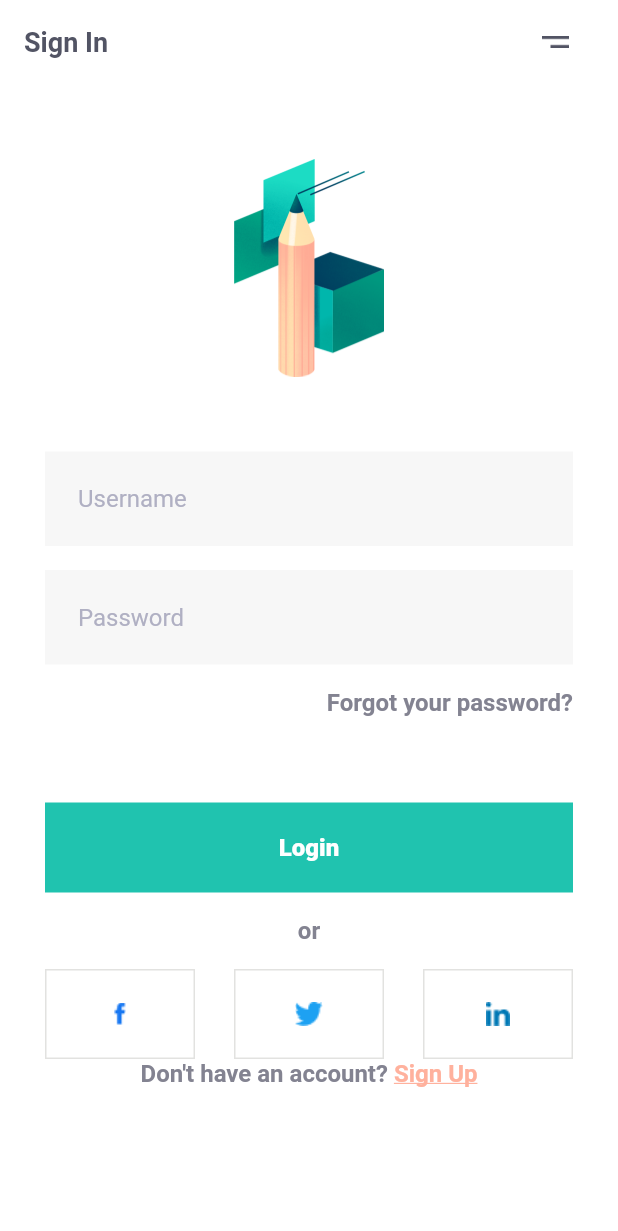
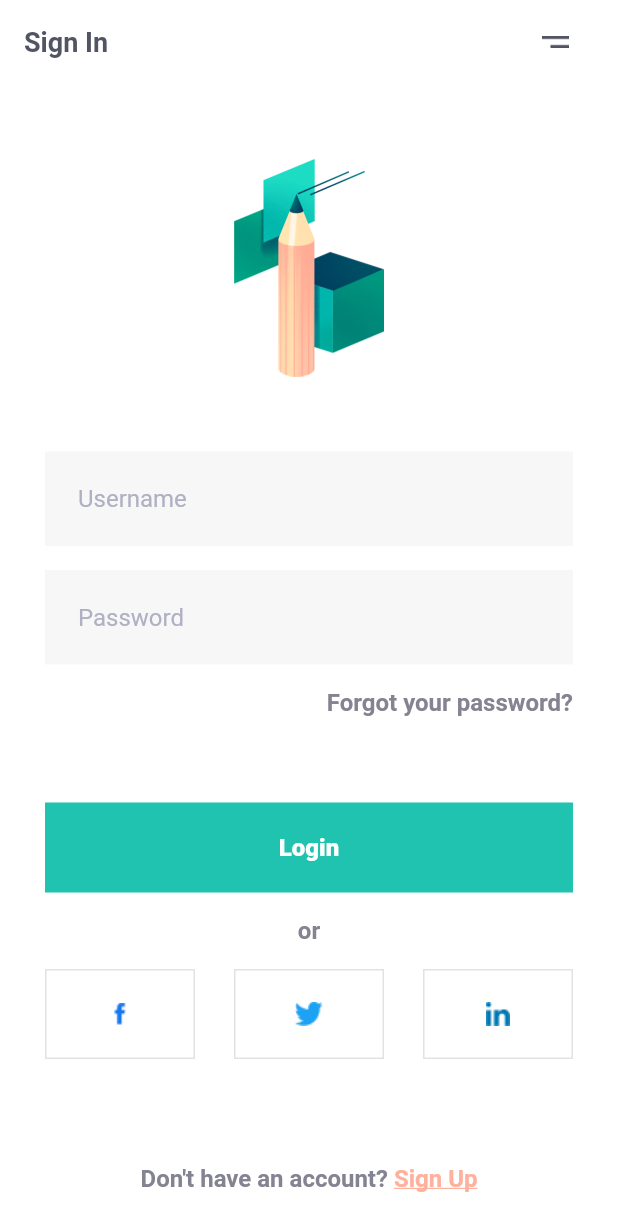
Before and after one commit to vitaliysolomatin/flutter_auth_app, a Flutter app: the screen it shows after launch, on a phone screen of 412 x 824 dp. Shown: the top 1231 px of the screen. Run offline on Flutter 3.47's test engine with Material 2 defaults, Android fonts, the phone set to English and light mode, and no system bars.

Commit message:
refactored sign in screen

```diff
--- a/lib/assets/theme.dart
+++ b/lib/assets/theme.dart
@@ -6,6 +6,9 @@ generateTheme() => ThemeData(
       fontFamily: 'Roboto',
       primarySwatch: AuthAppColors.white,
       appBarTheme: AppBarTheme(
+        iconTheme: IconThemeData(
+          color: AuthAppColors.primaryGrey,
+        ),
         elevation: 0,
         textTheme: TextTheme(
           headline6: TextStyle(
--- a/lib/screens/sign_in_screen.dart
+++ b/lib/screens/sign_in_screen.dart
@@ -1,8 +1,7 @@
-import 'package:auth_app/assets/colors.dart';
 import 'package:flutter/material.dart';
 import 'package:auth_app/screens/sign_up_screen.dart';
-import 'package:auth_app/screens/profile_screen.dart';
-import 'package:auth_app/widgets/filledTextInput.dart';
+import 'package:auth_app/widgets/bottom_link.dart';
+import 'package:auth_app/widgets/sign_in_form.dart';
 
 class SignInScreen extends StatelessWidget {
   static const path = 'sign_in_screen';
@@ -39,114 +38,16 @@ class SignInScreen extends StatelessWidget {
                   ),
                   margin: EdgeInsets.symmetric(vertical: 50),
                 ),
-                Form(
-                  child: Column(
-                    children: [
-                      FilledTextInput(
-                        hint: 'Username',
-                      ),
-                      FilledTextInput(
-                        hint: 'Password',
-                      ),
-                    ],
-                  ),
+                SignInForm(),
+                Container(
+                  height: 70,
                 ),
-                Container(
-                  height: 60,
-                  margin: EdgeInsets.only(bottom: 16),
-                  child: Row(
-                    crossAxisAlignment: CrossAxisAlignment.start,
-                    children: [
-                      Spacer(
-                        flex: 1,
-                      ),
-                      Text(
-                        'Forgot your password?',
-                      ),
-                    ],
-                  ),
-                ),
-                SizedBox(
-                  width: double.infinity,
-                  height: 60,
-                  child: ElevatedButton(
-                    onPressed: () {
-                      Navigator.pushNamed(
-                        context,
-                        ProfileScreen.path,
-                      );
-                    },
-                    child: Text('Login'),
-                  ),
-                ),
-                Container(
-                  margin: EdgeInsets.symmetric(
-                    vertical: 16,
-                  ),
-                  child: Text('or'),
-                ),
-                Row(
-                  mainAxisAlignment: MainAxisAlignment.spaceBetween,
-                  children: [
-                    Container(
-                      height: 60,
-                      width: 100,
-                      decoration: BoxDecoration(
-                        border: Border.all(
-                            width: 1, color: AuthAppColors.borderGrey),
-                      ),
-                      child: IconButton(
-                        icon: Image.asset('assets/images/facebook_icon.png'),
-                        onPressed: () {},
-                      ),
-                    ),
-                    Container(
-                      height: 60,
-                      width: 100,
-                      decoration: BoxDecoration(
-                        border: Border.all(
-                            width: 1, color: AuthAppColors.borderGrey),
-                      ),
-                      child: IconButton(
-                        icon: Image.asset('assets/images/twitter_icon.png'),
-                        onPressed: () {},
-                      ),
-                    ),
-                    Container(
-                      height: 60,
-                      width: 100,
-                      decoration: BoxDecoration(
-                        border: Border.all(
-                            width: 1, color: AuthAppColors.borderGrey),
-                      ),
-                      child: IconButton(
-                        icon: Image.asset('assets/images/linkedin_icon.png'),
-                        onPressed: () {},
-                      ),
-                    ),
-                  ],
-                ),
-                Row(
-                  mainAxisAlignment: MainAxisAlignment.center,
-                  children: [
-                    Text("Don't have an account? "),
-                    GestureDetector(
-                      behavior: HitTestBehavior.opaque,
-                      onTap: () {
-                        Navigator.pushNamed(context, SignUpScreen.path);
-                      },
-                      child: Text(
-                        'Sign Up',
-                        style: Theme.of(context)
-                            .textTheme
-                            .headline6
-                            .merge(TextStyle(
-                              color: AuthAppColors.primaryOrange,
-                              decoration: TextDecoration.underline,
-                            )),
-                      ),
-                    ),
-                  ],
+                BottomLink(
+                  leftLabel: "Don't have an account? ",
+                  rightLabel: 'Sign Up',
+                  onLinkPress: () {
+                    Navigator.pushNamed(context, SignUpScreen.path);
+                  },
                 ),
               ],
             ),
--- /dev/null
+++ b/lib/widgets/bottom_link.dart
@@ -0,0 +1,31 @@
+import 'package:auth_app/assets/colors.dart';
+import 'package:flutter/material.dart';
+
+class BottomLink extends StatelessWidget {
+  final String leftLabel;
+  final String rightLabel;
+  final Function onLinkPress;
+  BottomLink({this.onLinkPress, this.leftLabel, this.rightLabel});
+
+  Widget build(BuildContext context) {
+    return Row(
+      mainAxisAlignment: MainAxisAlignment.center,
+      children: [
+        Text(leftLabel),
+        GestureDetector(
+          behavior: HitTestBehavior.opaque,
+          onTap: onLinkPress,
+          child: Text(
+            rightLabel,
+            style: Theme.of(context).textTheme.headline6.merge(
+                  TextStyle(
+                    color: AuthAppColors.primaryOrange,
+                    decoration: TextDecoration.underline,
+                  ),
+                ),
+          ),
+        ),
+      ],
+    );
+  }
+}
--- /dev/null
+++ b/lib/widgets/sign_in_form.dart
@@ -0,0 +1,61 @@
+import 'package:flutter/material.dart';
+import 'package:auth_app/screens/profile_screen.dart';
+import 'package:auth_app/widgets/filled_text_input.dart';
+import 'package:auth_app/widgets/social_buttons.dart';
+
+class SignInForm extends StatelessWidget {
+  @override
+  Widget build(BuildContext context) {
+    return Column(
+      children: [
+        Form(
+          child: Column(
+            children: [
+              FilledTextInput(
+                hint: 'Username',
+              ),
+              FilledTextInput(
+                hint: 'Password',
+              ),
+            ],
+          ),
+        ),
+        Container(
+          height: 60,
+          margin: EdgeInsets.only(bottom: 16),
+          child: Row(
+            crossAxisAlignment: CrossAxisAlignment.start,
+            children: [
+              Spacer(
+                flex: 1,
+              ),
+              Text(
+                'Forgot your password?',
+              ),
+            ],
+          ),
+        ),
+        SizedBox(
+          width: double.infinity,
+          height: 60,
+          child: ElevatedButton(
+            onPressed: () {
+              Navigator.pushNamed(
+                context,
+                ProfileScreen.path,
+              );
+            },
+            child: Text('Login'),
+          ),
+        ),
+        Container(
+          margin: EdgeInsets.symmetric(
+            vertical: 16,
+          ),
+          child: Text('or'),
+        ),
+        SocialButtons(),
+      ],
+    );
+  }
+}
--- /dev/null
+++ b/lib/widgets/social_buttons.dart
@@ -0,0 +1,46 @@
+import 'package:auth_app/assets/colors.dart';
+import 'package:flutter/material.dart';
+
+class SocialButtons extends StatelessWidget {
+  @override
+  Widget build(BuildContext context) {
+    return Row(
+      mainAxisAlignment: MainAxisAlignment.spaceBetween,
+      children: [
+        SocialButtonWrapper(
+          iconPath: 'assets/images/facebook_icon.png',
+          onIconPress: () {},
+        ),
+        SocialButtonWrapper(
+          iconPath: 'assets/images/twitter_icon.png',
+          onIconPress: () {},
+        ),
+        SocialButtonWrapper(
+          iconPath: 'assets/images/linkedin_icon.png',
+          onIconPress: () {},
+        ),
+      ],
+    );
+  }
+}
+
+class SocialButtonWrapper extends StatelessWidget {
+  final String iconPath;
+  final Function onIconPress;
+  SocialButtonWrapper({this.iconPath, this.onIconPress});
+
+  @override
+  Widget build(BuildContext context) {
+    return Container(
+      height: 60,
+      width: 100,
+      decoration: BoxDecoration(
+        border: Border.all(width: 1, color: AuthAppColors.borderGrey),
+      ),
+      child: IconButton(
+        icon: Image.asset(iconPath),
+        onPressed: onIconPress,
+      ),
+    );
+  }
+}
```
Also changed, not shown: lib/widgets/filled_text_input.dart (renamed from lib/widgets/filledTextInput.dart, +0 -30 lines).
